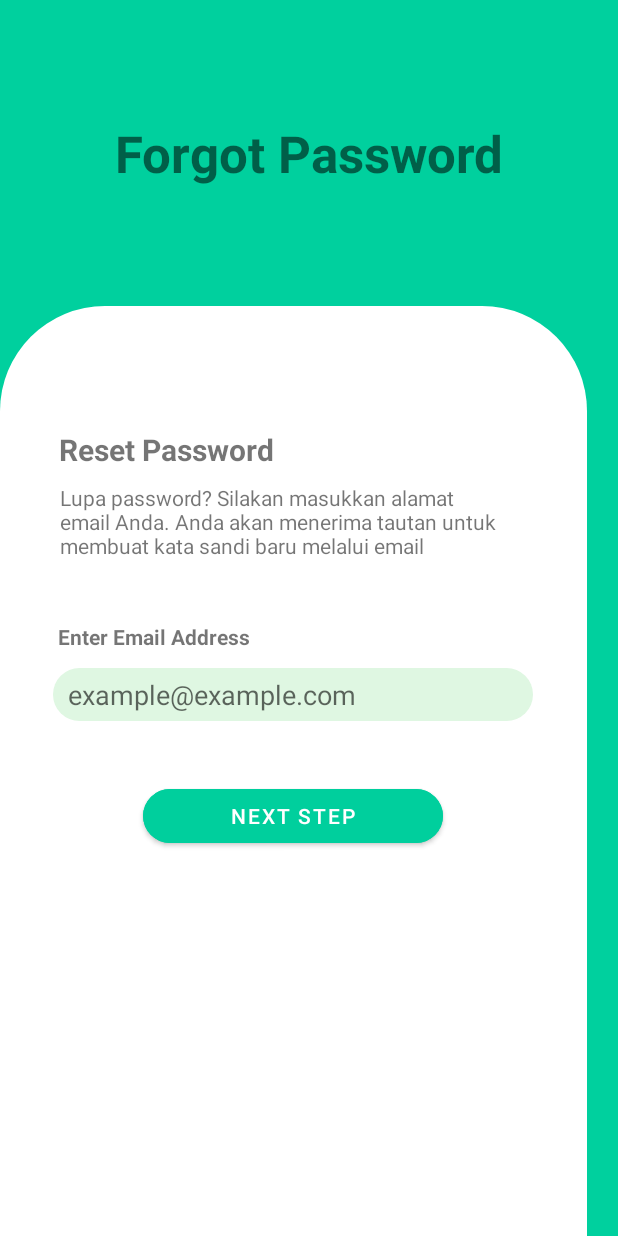
After one commit to DionisiusMikha/Proyek-Mobile-Device, an Android app: the ForgotPasswordActivity screen opened directly, with no data from a screen before it, on a phone screen of 412 x 824 dp. The commit adds this screen. Run offline under Robolectric (Android 15) with nearby library versions, the phone set to English and light mode, and no system bars.

Commit message:
forgot password

```diff
--- /dev/null
+++ b/Menghitung_Mimpi/app/src/main/java/id/ac/istts/menghitung_mimpi/layout/ForgotPasswordActivity.kt
@@ -0,0 +1,23 @@
+package id.ac.istts.menghitung_mimpi.layout
+
+import android.content.Intent
+import androidx.appcompat.app.AppCompatActivity
+import android.os.Bundle
+import android.widget.Button
+import id.ac.istts.menghitung_mimpi.R
+
+class ForgotPasswordActivity : AppCompatActivity() {
+    lateinit var btnNextStep: Button
+    override fun onCreate(savedInstanceState: Bundle?) {
+        super.onCreate(savedInstanceState)
+        setContentView(R.layout.activity_forgot_password)
+
+        btnNextStep = findViewById(R.id.btnNextStep)
+
+        btnNextStep.setOnClickListener {
+            val intent = Intent(this, SecurityPinActivity::class.java)
+            startActivity(intent)
+            finish()
+        }
+    }
+}
--- a/Menghitung_Mimpi/app/src/main/java/id/ac/istts/menghitung_mimpi/layout/SplashActivity.kt
+++ b/Menghitung_Mimpi/app/src/main/java/id/ac/istts/menghitung_mimpi/layout/SplashActivity.kt
@@ -13,7 +13,6 @@ class SplashActivity : AppCompatActivity() {
         setContentView(R.layout.activity_splash)
 
         Handler(Looper.getMainLooper()).postDelayed({
-            // Pindah ke MainActivity
             val intent = Intent(this, LoginRegisterActivity::class.java)
             startActivity(intent)
             finish()
--- /dev/null
+++ b/Menghitung_Mimpi/app/src/main/res/layout/activity_forgot_password.xml
@@ -0,0 +1,104 @@
+<?xml version="1.0" encoding="utf-8"?>
+<androidx.constraintlayout.widget.ConstraintLayout xmlns:android="http://schemas.android.com/apk/res/android"
+    xmlns:app="http://schemas.android.com/apk/res-auto"
+    xmlns:tools="http://schemas.android.com/tools"
+    android:layout_width="match_parent"
+    android:layout_height="match_parent"
+    tools:context=".layout.ForgotPasswordActivity">
+
+    <androidx.constraintlayout.widget.ConstraintLayout
+        android:id="@+id/constraintLayout3"
+        android:layout_width="391dp"
+        android:layout_height="620dp"
+        android:background="@drawable/rounded_top_corners"
+        android:backgroundTint="#FFFFFF"
+        app:layout_constraintBottom_toBottomOf="parent"
+        app:layout_constraintEnd_toEndOf="parent"
+        app:layout_constraintHorizontal_bias="0.0"
+        app:layout_constraintStart_toStartOf="parent"
+        app:layout_constraintTop_toTopOf="parent"
+        app:layout_constraintVertical_bias="1.0">
+
+        <TextView
+            android:id="@+id/textView18"
+            android:layout_width="wrap_content"
+            android:layout_height="wrap_content"
+            android:text="Reset Password"
+            android:textSize="20sp"
+            android:textStyle="bold"
+            app:layout_constraintBottom_toBottomOf="parent"
+            app:layout_constraintEnd_toEndOf="parent"
+            app:layout_constraintHorizontal_bias="0.158"
+            app:layout_constraintStart_toStartOf="parent"
+            app:layout_constraintTop_toTopOf="parent"
+            app:layout_constraintVertical_bias="0.138" />
+
+        <TextView
+            android:id="@+id/textView19"
+            android:layout_width="wrap_content"
+            android:layout_height="wrap_content"
+            android:text="Enter Email Address"
+            android:textStyle="bold"
+            app:layout_constraintBottom_toBottomOf="parent"
+            app:layout_constraintEnd_toEndOf="parent"
+            app:layout_constraintHorizontal_bias="0.148"
+            app:layout_constraintStart_toStartOf="parent"
+            app:layout_constraintTop_toTopOf="parent"
+            app:layout_constraintVertical_bias="0.351" />
+
+        <EditText
+            android:id="@+id/etEmailForgotPassword"
+            android:layout_width="320dp"
+            android:layout_height="35dp"
+            android:background="@drawable/rounded_corner_background"
+            android:ems="10"
+            android:hint="example@example.com"
+            android:inputType="text"
+            android:paddingLeft="10sp"
+            android:paddingRight="10sp"
+            app:layout_constraintBottom_toBottomOf="parent"
+            app:layout_constraintEnd_toEndOf="parent"
+            app:layout_constraintHorizontal_bias="0.492"
+            app:layout_constraintStart_toStartOf="parent"
+            app:layout_constraintTop_toTopOf="parent"
+            app:layout_constraintVertical_bias="0.413" />
+
+        <Button
+            android:id="@+id/btnNextStep"
+            android:layout_width="200dp"
+            android:layout_height="wrap_content"
+            android:backgroundTint="#00CF9D"
+            android:text="Next Step"
+            app:cornerRadius="20dp"
+            app:layout_constraintBottom_toBottomOf="parent"
+            app:layout_constraintEnd_toEndOf="parent"
+            app:layout_constraintHorizontal_bias="0.497"
+            app:layout_constraintStart_toStartOf="parent"
+            app:layout_constraintTop_toTopOf="parent"
+            app:layout_constraintVertical_bias="0.552" />
+
+        <TextView
+            android:id="@+id/textView20"
+            android:layout_width="315dp"
+            android:layout_height="59dp"
+            android:text="Lupa password? Silakan masukkan alamat email Anda. Anda akan menerima tautan untuk membuat kata sandi baru melalui email"
+            app:layout_constraintBottom_toBottomOf="parent"
+            app:layout_constraintEnd_toEndOf="parent"
+            app:layout_constraintHorizontal_bias="0.526"
+            app:layout_constraintStart_toStartOf="parent"
+            app:layout_constraintTop_toTopOf="parent"
+            app:layout_constraintVertical_bias="0.21" />
+    </androidx.constraintlayout.widget.ConstraintLayout>
+
+    <TextView
+        android:id="@+id/textView16"
+        android:layout_width="wrap_content"
+        android:layout_height="wrap_content"
+        android:text="Forgot Password"
+        android:textSize="34sp"
+        android:textStyle="bold"
+        app:layout_constraintBottom_toTopOf="@+id/constraintLayout3"
+        app:layout_constraintEnd_toEndOf="parent"
+        app:layout_constraintStart_toStartOf="parent"
+        app:layout_constraintTop_toTopOf="parent" />
+</androidx.constraintlayout.widget.ConstraintLayout>
```
Also changed, not shown: Menghitung_Mimpi/app/src/main/AndroidManifest.xml (+9 -0 lines), Menghitung_Mimpi/app/src/main/java/id/ac/istts/menghitung_mimpi/layout/LoginRegisterActivity.kt (+15 -6 lines), Menghitung_Mimpi/app/src/main/java/id/ac/istts/menghitung_mimpi/layout/NewPasswordActivity.kt (added, +12 -0 lines), Menghitung_Mimpi/app/src/main/java/id/ac/istts/menghitung_mimpi/layout/SecurityPinActivity.kt (added, +12 -0 lines), Menghitung_Mimpi/app/src/main/res/drawable/circle_border.xml (added, +11 -0 lines), Menghitung_Mimpi/app/src/main/res/layout/activity_new_password.xml (added, +107 -0 lines), Menghitung_Mimpi/app/src/main/res/layout/activity_security_pin.xml (added, +174 -0 lines).
